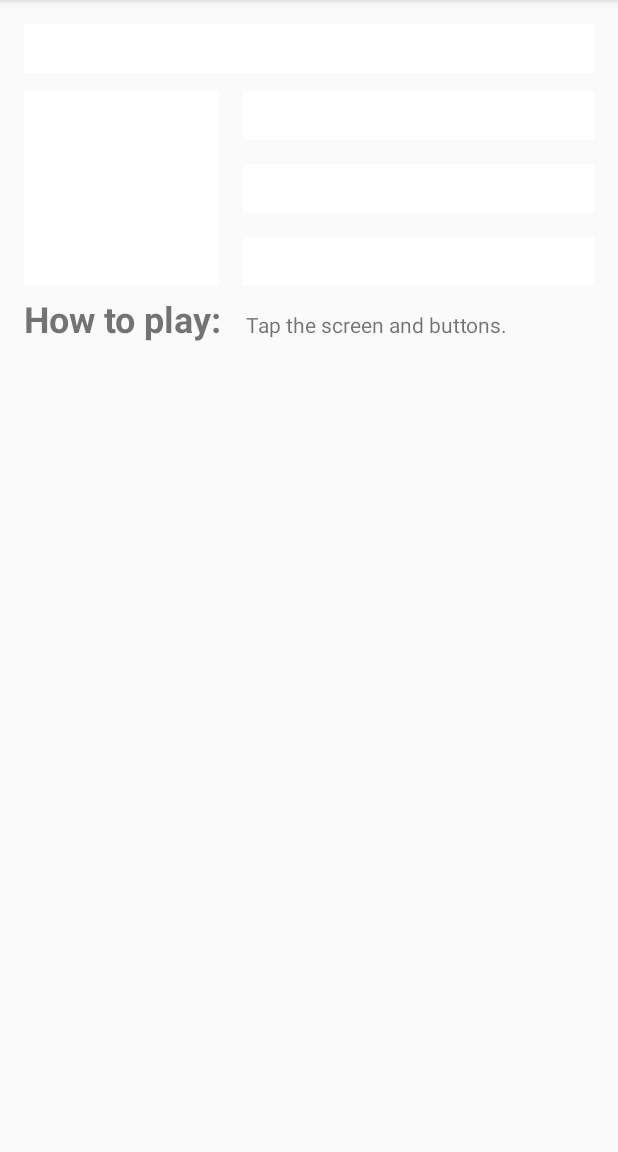
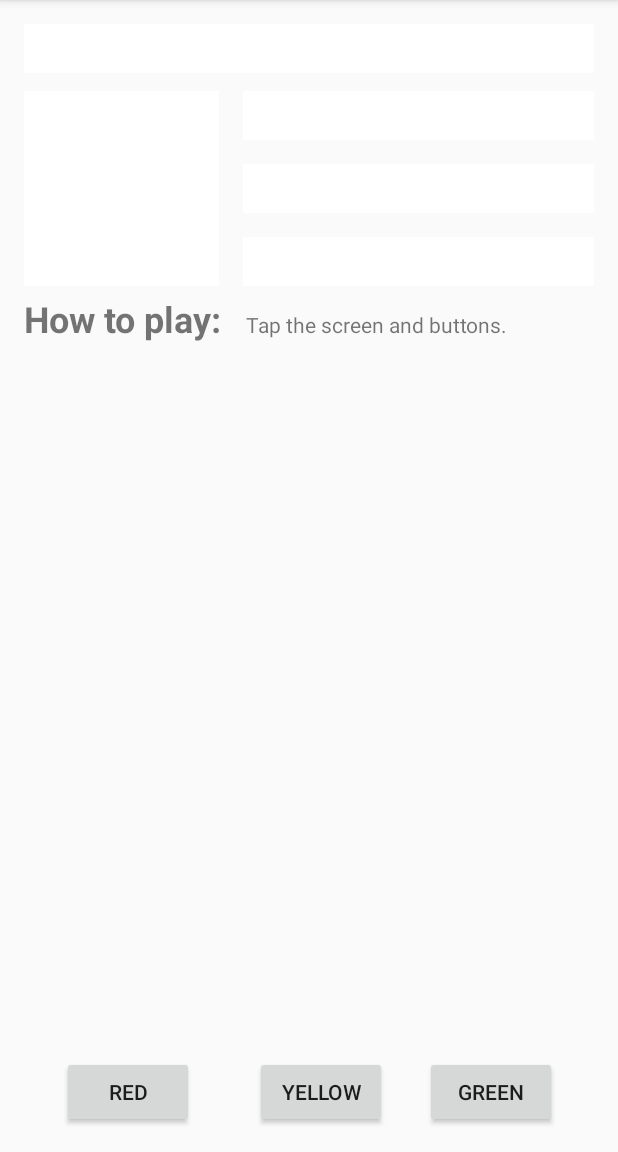
Before and after one commit to vsrinivasan81/ColorMyViews, an Android app: the screen it shows after launch (MainActivity), on a phone screen of 412 x 824 dp, the part 84-1236 px from its top. Run offline under Robolectric (Android 15) with nearby library versions, the phone set to English and light mode, and no system bars; Roboto replaces fonts that are not available here.

Commit message:
Added 3 buttons horizontally chained

```diff
--- a/app/src/main/res/layout/activity_main.xml
+++ b/app/src/main/res/layout/activity_main.xml
@@ -103,4 +103,41 @@
         app:layout_constraintTop_toBottomOf="@+id/box_two_text"
         app:layout_constraintVertical_bias="0.0" />
 
+    <Button
+        android:id="@+id/red_button"
+        android:layout_width="wrap_content"
+        android:layout_height="wrap_content"
+        android:layout_marginStart="@dimen/margin_wide"
+        android:text="@string/button_red"
+        app:layout_constraintBaseline_toBaselineOf="@+id/yellow_buttton"
+        app:layout_constraintEnd_toStartOf="@+id/yellow_buttton"
+        app:layout_constraintHorizontal_bias="0.5"
+        app:layout_constraintStart_toStartOf="parent" />
+
+    <Button
+        android:id="@+id/yellow_buttton"
+        android:layout_width="wrap_content"
+        android:layout_height="wrap_content"
+        android:layout_marginStart="@dimen/margin_wide"
+        android:layout_marginTop="@dimen/margin_wide"
+        android:layout_marginBottom="@dimen/margin_wide"
+        android:text="@string/button_yellow"
+        app:layout_constraintBottom_toBottomOf="parent"
+        app:layout_constraintEnd_toStartOf="@+id/green_button"
+        app:layout_constraintHorizontal_bias="0.5"
+        app:layout_constraintStart_toEndOf="@+id/red_button"
+        app:layout_constraintTop_toBottomOf="@+id/info_text"
+        app:layout_constraintVertical_bias="1.0" />
+
+    <Button
+        android:id="@+id/green_button"
+        android:layout_width="wrap_content"
+        android:layout_height="wrap_content"
+        android:layout_marginEnd="@dimen/margin_wide"
+        android:text="@string/button_green"
+        app:layout_constraintBaseline_toBaselineOf="@+id/yellow_buttton"
+        app:layout_constraintEnd_toEndOf="parent"
+        app:layout_constraintHorizontal_bias="0.5"
+        app:layout_constraintStart_toEndOf="@+id/yellow_buttton" />
+
 </androidx.constraintlayout.widget.ConstraintLayout>
--- a/app/src/main/res/values/strings.xml
+++ b/app/src/main/res/values/strings.xml
@@ -7,4 +7,7 @@
     <string name="box_five">Box Five</string>
     <string name="how_to_play">How to play:</string>
     <string name="tap_the_boxes_and_buttons">Tap the screen and buttons.</string>
+    <string name="button_red">RED</string>
+    <string name="button_yellow">YELLOW</string>
+    <string name="button_green">GREEN</string>
 </resources>
```
